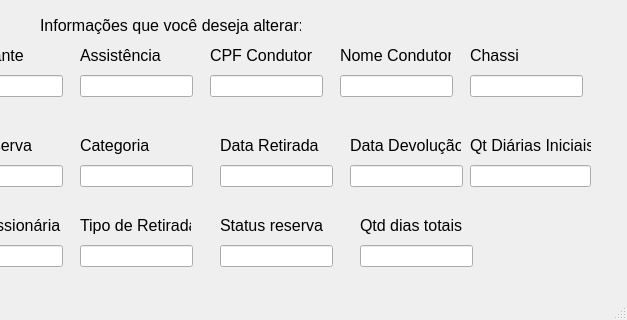
Qt form aba_atualizar.ui (DayMartin/centrallocs) before a commit; both pictures show x 220 to 847 and y 365 to 685 of the 847 by 685 pixel window.
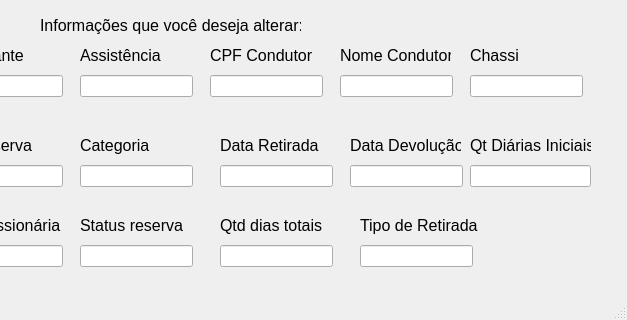
The same form after that commit.

The edit to the form file:
```diff
--- a/aba_atualizar.ui
+++ b/aba_atualizar.ui
@@ -668,7 +668,7 @@
    <widget class="QLabel" name="label_19">
     <property name="geometry">
      <rect>
-      <x>580</x>
+      <x>440</x>
       <y>580</y>
       <width>111</width>
       <height>21</height>
@@ -706,7 +706,7 @@
    <widget class="QLabel" name="label_20">
     <property name="geometry">
      <rect>
-      <x>440</x>
+      <x>300</x>
       <y>580</y>
       <width>111</width>
       <height>21</height>
@@ -737,9 +737,9 @@
    <widget class="QLabel" name="label_21">
     <property name="geometry">
      <rect>
-      <x>300</x>
+      <x>580</x>
       <y>580</y>
-      <width>111</width>
+      <width>121</width>
       <height>21</height>
      </rect>
     </property>
```
